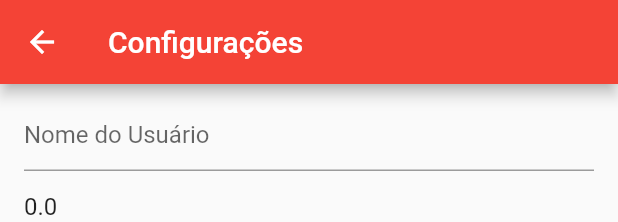
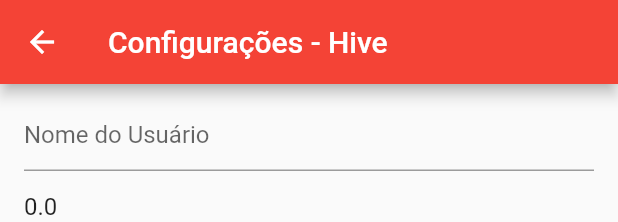
Before and after one commit to fabioluizvieiradasilva/DIO, a Flutter app: the CustomDrawer widget shown alone on an empty page, opened directly, after a tap on "Configurações", on a phone screen of 412 x 824 dp. Shown: the top 222 px of the screen. Run offline on Flutter 3.47's test engine with Material 2 defaults, Android fonts, the phone set to English and light mode, and no system bars; our stand-ins replace hive, shared_preferences; accounts and stored records are empty; network calls fail.

Commit message:
Criando tela de configuracao com BD Hive

```diff
--- /dev/null
+++ b/Formacao-Flutter/myapprandom/lib/model/configuracoes_model.dart
@@ -0,0 +1,41 @@
+class ConfiguracoesModel {
+  String _nomeUsuario = '';
+  double _altura = 0;
+  bool _receberNotificacao = false;
+  bool _temaEscuro = false;
+
+  ConfiguracoesModel(
+    this._nomeUsuario,
+    this._altura,
+    this._receberNotificacao,
+    this._temaEscuro,
+  );
+
+  ConfiguracoesModel.vazio() {
+    _nomeUsuario = '';
+    _altura = 0;
+    _receberNotificacao = false;
+    _temaEscuro = false;
+  }
+
+  String get nomeUsuario => _nomeUsuario;
+  double get altura => _altura;
+  bool get receberNotificacao => _receberNotificacao;
+  bool get temaEscuro => _temaEscuro;
+
+  set nomeUsuario(String nomeUsuario) {
+    _nomeUsuario = nomeUsuario;
+  }
+
+  set altura(double altura) {
+    _altura = altura;
+  }
+
+  set receberNotificacao(bool receberNotificacao) {
+    _receberNotificacao = receberNotificacao;
+  }
+
+  set temaEscuro(bool temaEscuro) {
+    _temaEscuro = temaEscuro;
+  }
+}
--- /dev/null
+++ b/Formacao-Flutter/myapprandom/lib/pages/configuracao/configuracao_hive_page.dart
@@ -0,0 +1,132 @@
+import 'package:flutter/material.dart';
+import 'package:myapprandom/model/configuracoes_model.dart';
+import 'package:myapprandom/repository/configuracoes_repository.dart';
+
+class ConfiguracaoHivePage extends StatefulWidget {
+  const ConfiguracaoHivePage({super.key});
+
+  @override
+  State<ConfiguracaoHivePage> createState() => _ConfiguracaoHivePageState();
+}
+
+class _ConfiguracaoHivePageState extends State<ConfiguracaoHivePage> {
+  TextEditingController nomeUsuarioController = TextEditingController();
+  TextEditingController alturaController = TextEditingController();
+
+  //late SharedPreferences storage;
+  late ConfiguracoesRepository configuracoesRepository;
+  ConfiguracoesModel configuracoesModel = ConfiguracoesModel.vazio();
+
+  final CHAVE_NOME_USUARIO = 'nome_usuario';
+  final CHAVE_ALTURA_USUARIO = 'altura_usuario';
+  final CHAVE_NOTIFICACAO = 'notificacao';
+  final CHAVE_TEMA_ESCURO = 'tema_escuro';
+
+  @override
+  void initState() {
+    // TODO: implement initState
+    super.initState();
+    carregarDados();
+  }
+
+  @override
+  Widget build(BuildContext context) {
+    return SafeArea(
+      child: Scaffold(
+        appBar: AppBar(
+          title: const Text("Configurações - Hive"),
+        ),
+        body: Container(
+          margin: const EdgeInsets.only(top: 10.0),
+          child: ListView(
+            children: [
+              Padding(
+                padding: const EdgeInsets.symmetric(horizontal: 16.0),
+                child: TextField(
+                  controller: nomeUsuarioController,
+                  decoration:
+                      const InputDecoration(hintText: 'Nome do Usuário'),
+                ),
+              ),
+              Padding(
+                padding: const EdgeInsets.symmetric(horizontal: 16.0),
+                child: TextField(
+                  controller: alturaController,
+                  keyboardType: TextInputType.number,
+                  decoration:
+                      const InputDecoration(hintText: 'Altura do Usuário'),
+                ),
+              ),
+              SwitchListTile(
+                value: configuracoesModel.receberNotificacao,
+                title: const Text('Receber Notificação'),
+                onChanged: (bool value) {
+                  setState(() {
+                    configuracoesModel.receberNotificacao = value;
+                  });
+                },
+              ),
+              SwitchListTile(
+                value: configuracoesModel.temaEscuro,
+                title: const Text('Tema Escuro'),
+                onChanged: (bool value) {
+                  setState(() {
+                    configuracoesModel.temaEscuro = value;
+                  });
+                },
+              ),
+              TextButton(
+                onPressed: () async {
+                  configuracoesModel.nomeUsuario = nomeUsuarioController.text;
+                  try {
+                    configuracoesModel.altura =
+                        double.parse(alturaController.text);
+                  } catch (e) {
+                    if (context.mounted) {
+                      showDialog(
+                        context: context,
+                        builder: (_) {
+                          return AlertDialog(
+                            title: const Text("My App"),
+                            content: const Text("Valor de altura inválido!"),
+                            actions: [
+                              TextButton(
+                                onPressed: () {
+                                  Navigator.pop(context);
+                                },
+                                child: const Text("Ok"),
+                              )
+                            ],
+                          );
+                        },
+                      );
+                    }
+                    return;
+                  }
+                  configuracoesRepository.salvar(configuracoesModel);
+                  if (context.mounted) {
+                    Navigator.pop(context);
+                  }
+                },
+                child: const Text(
+                  "Salvar",
+                  style: TextStyle(fontSize: 16, fontWeight: FontWeight.bold),
+                ),
+              ),
+            ],
+          ),
+        ),
+      ),
+    );
+  }
+
+  void carregarDados() async {
+    configuracoesRepository = await ConfiguracoesRepository.carregar();
+    configuracoesModel = configuracoesRepository.obterDados();
+
+    setState(() {
+      nomeUsuarioController.text = configuracoesModel.nomeUsuario;
+      alturaController.text = configuracoesModel.altura.toString();
+    });
+  }
+}
--- a/Formacao-Flutter/myapprandom/lib/pages/configuracao_page.dart
+++ b/Formacao-Flutter/myapprandom/lib/pages/configuracao/configuracao_shared_preference_page.dart
@@ -1,14 +1,16 @@
 import 'package:flutter/material.dart';
 import 'package:shared_preferences/shared_preferences.dart';
 
-class ConfiguracaoPage extends StatefulWidget {
-  const ConfiguracaoPage({super.key});
+class ConfiguracaoSharedPreferencePage extends StatefulWidget {
+  const ConfiguracaoSharedPreferencePage({super.key});
 
   @override
-  State<ConfiguracaoPage> createState() => _ConfiguracaoPageState();
+  State<ConfiguracaoSharedPreferencePage> createState() =>
+      _ConfiguracaoSharedPreferencePageState();
 }
 
-class _ConfiguracaoPageState extends State<ConfiguracaoPage> {
+class _ConfiguracaoSharedPreferencePageState
+    extends State<ConfiguracaoSharedPreferencePage> {
   String? nomeUsuario;
   double? altura;
   bool notificacao = false;
--- /dev/null
+++ b/Formacao-Flutter/myapprandom/lib/repository/configuracoes_repository.dart
@@ -0,0 +1,44 @@
+import 'package:hive/hive.dart';
+import 'package:myapprandom/model/configuracoes_model.dart';
+
+class ConfiguracoesRepository {
+  static late Box _box;
+
+  ConfiguracoesRepository._criar();
+
+  static Future<ConfiguracoesRepository> carregar() async {
+    if (Hive.isBoxOpen('configuracoes')) {
+      _box = Hive.box('configuracoes');
+    } else {
+      _box = await Hive.openBox('configuracoes');
+    }
+
+    return ConfiguracoesRepository._criar();
+  }
+
+  void salvar(ConfiguracoesModel configuracoesModel) {
+    _box.put(
+      'configuracoesModel',
+      {
+        'nomeUsuario': configuracoesModel.nomeUsuario,
+        'altura': configuracoesModel.altura,
+        'receberNotificacao': configuracoesModel.receberNotificacao,
+        'temaEscuro': configuracoesModel.temaEscuro,
+      },
+    );
+  }
+
+  ConfiguracoesModel obterDados() {
+    var configuracoes = _box.get('configuracoesModel');
+    if (configuracoes == null) {
+      return ConfiguracoesModel.vazio();
+    } else {
+      return ConfiguracoesModel(
+        configuracoes['nomeUsuario'],
+        configuracoes['altura'],
+        configuracoes['receberNotificacao'],
+        configuracoes['temaEscuro'],
+      );
+    }
+  }
+}
--- a/Formacao-Flutter/myapprandom/lib/shared/widgets/custom_drawer.dart
+++ b/Formacao-Flutter/myapprandom/lib/shared/widgets/custom_drawer.dart
@@ -1,5 +1,5 @@
 import 'package:flutter/material.dart';
-import 'package:myapprandom/pages/configuracao_page.dart';
+import 'package:myapprandom/pages/configuracao/configuracao_hive_page.dart';
 import 'package:myapprandom/pages/login_page.dart';
 import 'package:myapprandom/pages/numeros_aleatorios/numeros_aleatorios_hive_page.dart';
 
@@ -124,7 +124,7 @@ class CustomDrawer extends StatelessWidget {
               Navigator.push(
                   context,
                   MaterialPageRoute(
-                      builder: (context) => const ConfiguracaoPage()));
+                      builder: (context) => const ConfiguracaoHivePage()));
               debugPrint("Configurações");
             },
             child: Container(
```
